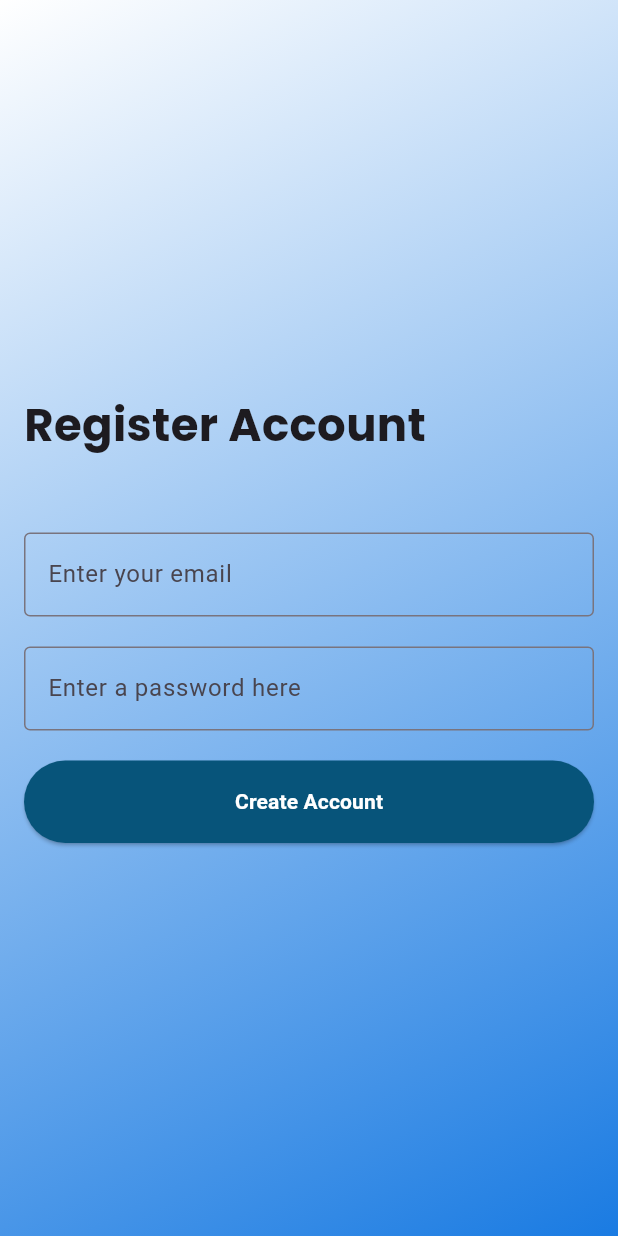
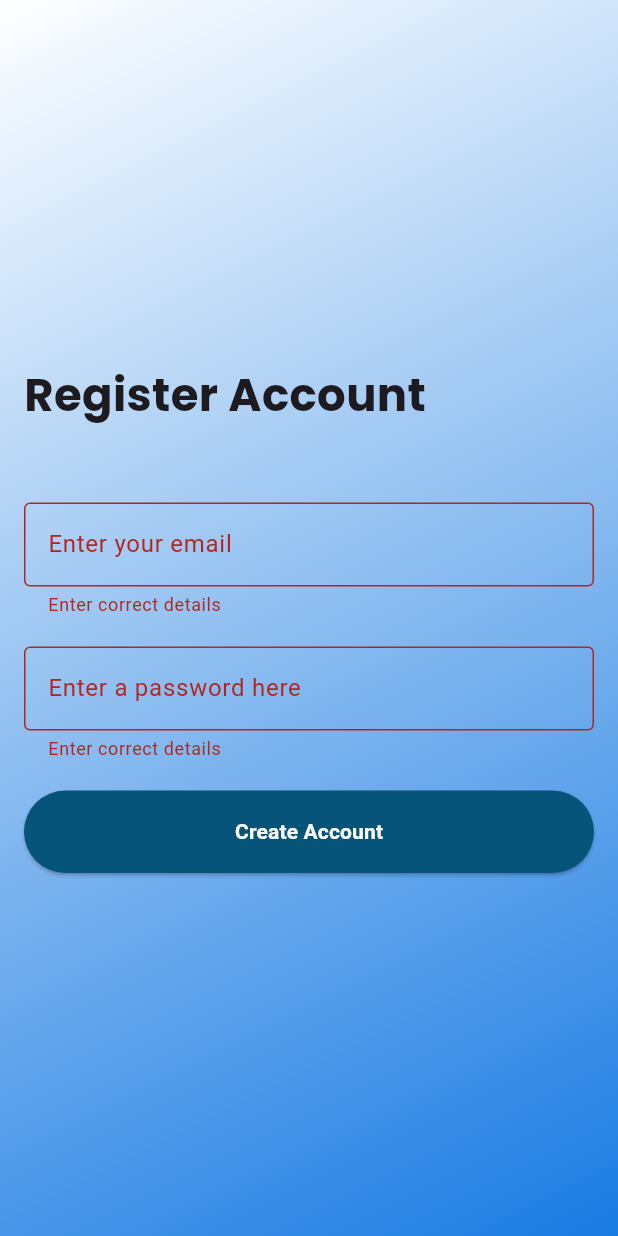
Before and after one commit to yuthmikagamage/Vehicle-Stock-Management-System, a Flutter app: the RegisterPage screen opened directly, after a tap on "Create Account", on a phone screen of 412 x 824 dp. Run offline on Flutter 3.47's test engine with Material 3 defaults, Android fonts, the phone set to English and light mode, and no system bars; our stand-ins replace google_fonts.

Commit message:
Connected register user function with frontend

```diff
--- a/frontend/lib/Screens/register.dart
+++ b/frontend/lib/Screens/register.dart
@@ -1,16 +1,89 @@
+import 'dart:convert';
+import 'package:frontend/config.dart';
 import 'package:flutter/material.dart';
 import 'package:google_fonts/google_fonts.dart';
+import 'package:http/http.dart' as http;
 
-class RegisterPage extends StatelessWidget {
+class RegisterPage extends StatefulWidget {
+  @override
+  _RegisterPageState createState() => _RegisterPageState();
+}
+
+class _RegisterPageState extends State<RegisterPage> {
+  TextEditingController emailController = TextEditingController();
+  TextEditingController passwordController = TextEditingController();
+  bool _isNotValidate = false;
+  bool _isLoading = false;
+
+  void registerUser() async {
+    if (emailController.text.isNotEmpty && passwordController.text.isNotEmpty) {
+      setState(() {
+        _isLoading = true;
+      });
+
+      var regBody = {
+        "email": emailController.text,
+        "password": passwordController.text
+      };
+
+      try {
+        var response = await http.post(
+          Uri.parse(registration),
+          headers: {"Content-Type": "application/json"},
+          body: jsonEncode(regBody),
+        );
+
+        setState(() {
+          _isLoading = false;
+        });
+
+        if (response.statusCode == 200) {
+          var jsonResponse = jsonDecode(response.body);
+          if (jsonResponse['status']) {
+            ScaffoldMessenger.of(context).showSnackBar(
+              SnackBar(content: Text('Registration successful!')),
+            );
+          } else {
+            ScaffoldMessenger.of(context).showSnackBar(
+              SnackBar(
+                  content: Text(
+                      'Registration failed: ${jsonResponse['message'] ?? "Unknown error"}')),
+            );
+          }
+        } else {
+          ScaffoldMessenger.of(context).showSnackBar(
+            SnackBar(content: Text('Error: ${response.statusCode}')),
+          );
+        }
+      } catch (e) {
+        setState(() {
+          _isLoading = false;
+        });
+        ScaffoldMessenger.of(context).showSnackBar(
+          SnackBar(content: Text('Error: $e')),
+        );
+      }
+    } else {
+      setState(() {
+        _isNotValidate = true;
+      });
+    }
+  }
+
   @override
   Widget build(BuildContext context) {
     return Scaffold(
       body: Container(
         decoration: BoxDecoration(
-          gradient: LinearGradient(colors: [
+          gradient: LinearGradient(
+            colors: [
               const Color.fromARGB(255, 255, 255, 255),
-        const Color.fromARGB(255, 26, 123, 226)
-      ], begin: Alignment.topLeft, end: Alignment.bottomRight)),
+              const Color.fromARGB(255, 26, 123, 226),
+            ],
+            begin: Alignment.topLeft,
+            end: Alignment.bottomRight,
+          ),
+        ),
         child: Padding(
           padding: EdgeInsets.all(16.0),
           child: Center(
@@ -21,20 +94,27 @@ class RegisterPage extends StatelessWidget {
                 Text(
                   'Register Account',
                   style: GoogleFonts.poppins(
-                    fontWeight: FontWeight.bold, fontSize: 30),
+                    fontWeight: FontWeight.bold,
+                    fontSize: 30,
+                  ),
                 ),
                 SizedBox(height: 50),
                 TextField(
+                  controller: emailController,
                   decoration: InputDecoration(
                     labelText: "Enter your email",
                     border: OutlineInputBorder(),
+                    errorText: _isNotValidate ? "Enter correct details" : null,
                   ),
                 ),
                 SizedBox(height: 20),
                 TextField(
+                  controller: passwordController,
+                  obscureText: true,
                   decoration: InputDecoration(
                     labelText: "Enter a password here",
                     border: OutlineInputBorder(),
+                    errorText: _isNotValidate ? "Enter correct details" : null,
                   ),
                 ),
                 SizedBox(height: 20),
@@ -43,13 +123,15 @@ class RegisterPage extends StatelessWidget {
                     width: double.infinity,
                     height: 55.0,
                     child: ElevatedButton(
-                    onPressed: () {
-                      print("Create Account button pressed");
-                    },
-                    child: Text(
+                      onPressed: _isLoading ? null : registerUser,
+                      child: _isLoading
+                          ? CircularProgressIndicator(color: Colors.white)
+                          : Text(
                               'Create Account',
                               style: TextStyle(
-                          color: Colors.white, fontWeight: FontWeight.bold),
+                                color: Colors.white,
+                                fontWeight: FontWeight.bold,
+                              ),
                             ),
                       style: ElevatedButton.styleFrom(
                         backgroundColor: const Color.fromARGB(255, 7, 84, 122),
@@ -61,6 +143,7 @@ class RegisterPage extends StatelessWidget {
             ),
           ),
         ),
-    ));
+      ),
+    );
   }
 }
--- /dev/null
+++ b/frontend/lib/config.dart
@@ -0,0 +1,2 @@
+final url = 'http://localhost:3000/';
+final String registration = url + "registration";
--- a/frontend/pubspec.yaml
+++ b/frontend/pubspec.yaml
@@ -13,6 +13,7 @@ dependencies:
     sdk: flutter
   google_fonts: ^5.0.0 # Corrected position of google_fonts package
   cupertino_icons: ^1.0.8
+  http:
 
 dev_dependencies:
   flutter_test:
```
Also changed, not shown: frontend/pubspec.lock, 4 other files. Lines whose indentation alone changed are shown as unchanged.
